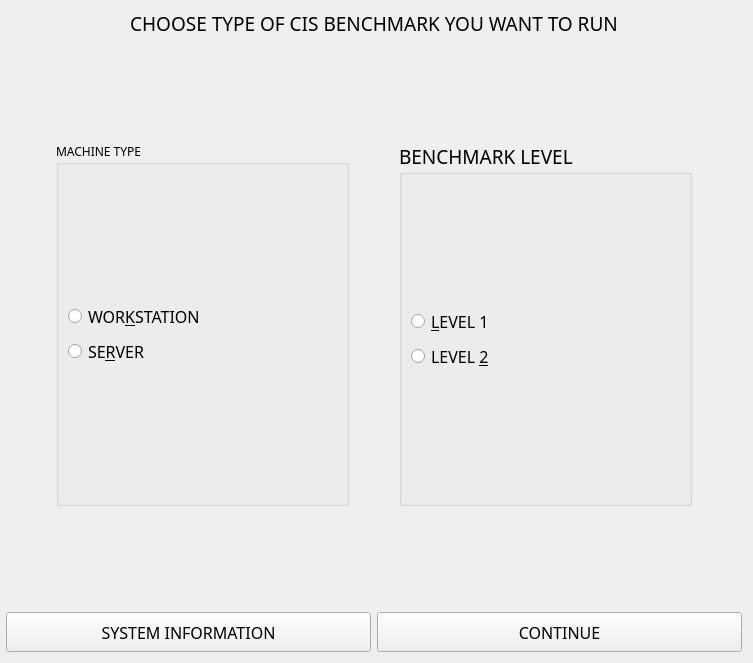
Qt form new_audit_page.ui (h4636oh/EasyAudit_QT) before a commit.
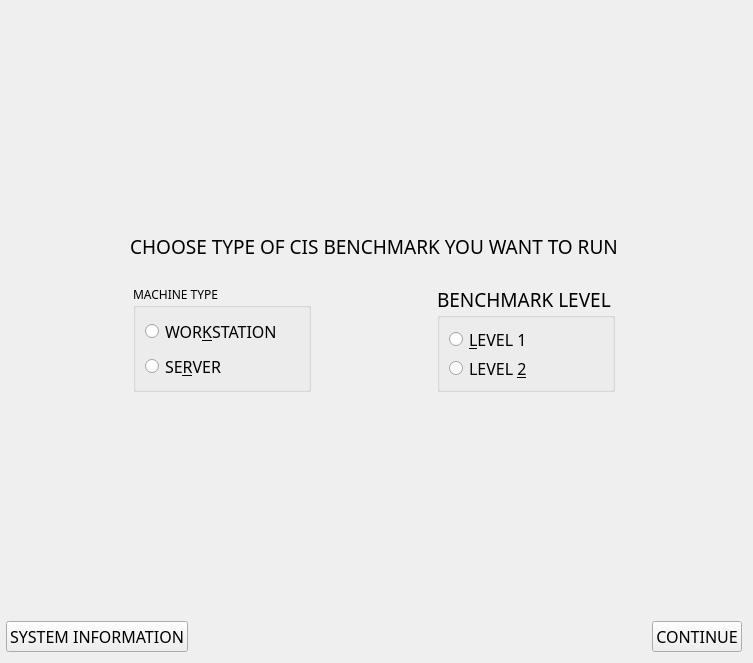
The same form after that commit.

Commit message: corrected the new_audit_page look to desired

Diff of the .ui file:
```diff
--- a/new_audit_page.ui
+++ b/new_audit_page.ui
@@ -43,6 +43,19 @@
    <property name="leftMargin">
     <number>6</number>
    </property>
+   <item>
+    <spacer name="verticalSpacer_2">
+     <property name="orientation">
+      <enum>Qt::Orientation::Vertical</enum>
+     </property>
+     <property name="sizeHint" stdset="0">
+      <size>
+       <width>20</width>
+       <height>40</height>
+      </size>
+     </property>
+    </spacer>
+   </item>
    <item>
     <widget class="QLabel" name="instruction_label">
      <property name="sizePolicy">
@@ -96,24 +109,49 @@
     </widget>
    </item>
    <item>
-    <layout class="QHBoxLayout" name="options_hlayout" stretch="0,0">
+    <layout class="QHBoxLayout" name="options_hlayout" stretch="0,0,0,0,0">
      <property name="spacing">
-      <number>50</number>
+      <number>0</number>
      </property>
      <property name="leftMargin">
-      <number>50</number>
+      <number>0</number>
      </property>
      <property name="topMargin">
-      <number>100</number>
+      <number>20</number>
      </property>
      <property name="rightMargin">
-      <number>50</number>
+      <number>0</number>
      </property>
      <property name="bottomMargin">
-      <number>100</number>
+      <number>0</number>
      </property>
+     <item>
+      <spacer name="horizontalSpacer_2">
+       <property name="orientation">
+        <enum>Qt::Orientation::Horizontal</enum>
+       </property>
+       <property name="sizeHint" stdset="0">
+        <size>
+         <width>40</width>
+         <height>20</height>
+        </size>
+       </property>
+      </spacer>
+     </item>
      <item>
       <widget class="QGroupBox" name="machine_type_box">
+       <property name="minimumSize">
+        <size>
+         <width>178</width>
+         <height>107</height>
+        </size>
+       </property>
+       <property name="maximumSize">
+        <size>
+         <width>178</width>
+         <height>107</height>
+        </size>
+       </property>
        <property name="font">
         <font>
          <family>DM Mono Medium</family>
@@ -156,8 +194,36 @@
        </layout>
       </widget>
      </item>
+     <item>
+      <spacer name="horizontalSpacer_3">
+       <property name="orientation">
+        <enum>Qt::Orientation::Horizontal</enum>
+       </property>
+       <property name="sizeType">
+        <enum>QSizePolicy::Policy::MinimumExpanding</enum>
+       </property>
+       <property name="sizeHint" stdset="0">
+        <size>
+         <width>40</width>
+         <height>20</height>
+        </size>
+       </property>
+      </spacer>
+     </item>
      <item>
       <widget class="QGroupBox" name="benchmark_level_box">
+       <property name="minimumSize">
+        <size>
+         <width>178</width>
+         <height>107</height>
+        </size>
+       </property>
+       <property name="maximumSize">
+        <size>
+         <width>178</width>
+         <height>107</height>
+        </size>
+       </property>
        <property name="font">
         <font>
          <family>DM Mono</family>
@@ -201,10 +267,36 @@
        </layout>
       </widget>
      </item>
+     <item>
+      <spacer name="verticalSpacer_3">
+       <property name="orientation">
+        <enum>Qt::Orientation::Horizontal</enum>
+       </property>
+       <property name="sizeHint" stdset="0">
+        <size>
+         <width>40</width>
+         <height>20</height>
+        </size>
+       </property>
+      </spacer>
+     </item>
     </layout>
    </item>
    <item>
-    <layout class="QHBoxLayout" name="bar_bottom" stretch="0,0">
+    <spacer name="verticalSpacer">
+     <property name="orientation">
+      <enum>Qt::Orientation::Vertical</enum>
+     </property>
+     <property name="sizeHint" stdset="0">
+      <size>
+       <width>20</width>
+       <height>40</height>
+      </size>
+     </property>
+    </spacer>
+   </item>
+   <item>
+    <layout class="QHBoxLayout" name="bar_bottom" stretch="0,0,0">
      <property name="spacing">
       <number>6</number>
      </property>
@@ -230,6 +322,19 @@
        </property>
       </widget>
      </item>
+     <item>
+      <spacer name="horizontalSpacer">
+       <property name="orientation">
+        <enum>Qt::Orientation::Horizontal</enum>
+       </property>
+       <property name="sizeHint" stdset="0">
+        <size>
+         <width>40</width>
+         <height>20</height>
+        </size>
+       </property>
+      </spacer>
+     </item>
      <item>
       <widget class="QPushButton" name="continue_btn">
        <property name="maximumSize">
```
